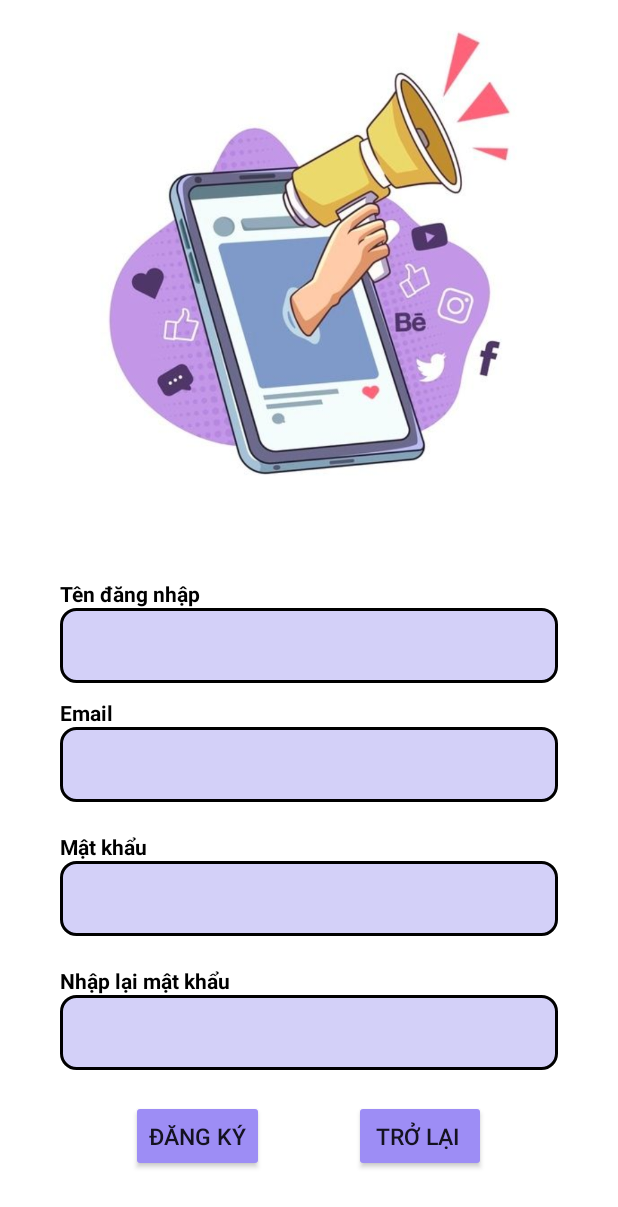
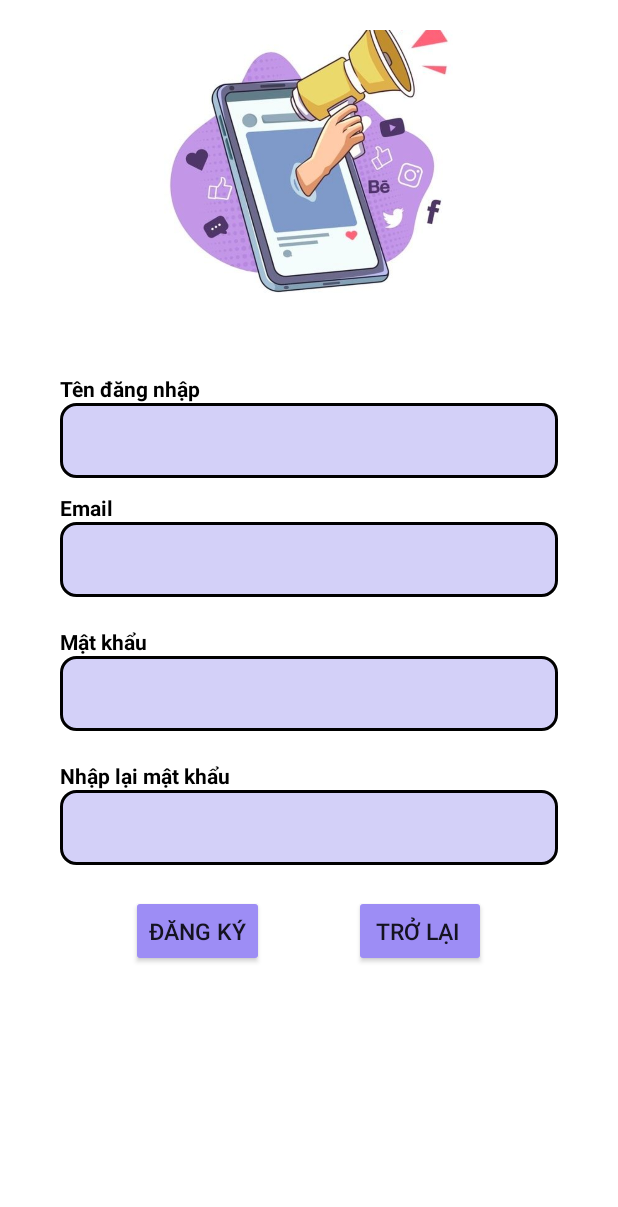
Before and after one commit to TienVinh03/Duan1_BeeMobile, an Android app: the DangKy screen opened directly, with no data from a screen before it, on a phone screen of 412 x 824 dp. Shown: the top 1207 px of the screen. Run offline under Robolectric (Android 15) with nearby library versions, the phone set to English and light mode, and no system bars.

Commit message:
edit layout register screen

```diff
--- a/app/src/main/res/layout/activity_dang_ky.xml
+++ b/app/src/main/res/layout/activity_dang_ky.xml
@@ -1,5 +1,5 @@
 <?xml version="1.0" encoding="utf-8"?>
-<LinearLayout xmlns:android="http://schemas.android.com/apk/res/android"
+<ScrollView xmlns:android="http://schemas.android.com/apk/res/android"
     xmlns:app="http://schemas.android.com/apk/res-auto"
     xmlns:tools="http://schemas.android.com/tools"
     android:layout_width="match_parent"
@@ -12,13 +12,18 @@
     tools:context=".DangKy">
 
 
+   <LinearLayout
+       android:layout_width="match_parent"
+       android:layout_height="wrap_content"
+       android:orientation="vertical">
+
+
        <ImageView
            android:id="@+id/imageView"
-        android:layout_width="715dp"
-        android:layout_height="374dp"
+           android:layout_width="wrap_content"
+           android:layout_height="259dp"
            android:layout_marginTop="-50dp"
            app:srcCompat="@drawable/free_vector___mobile_marketing_isometric_style" />
-
 
        <LinearLayout
            android:layout_width="match_parent"
@@ -138,6 +143,7 @@
            android:layout_width="wrap_content"
            android:layout_height="wrap_content"
            android:layout_marginTop="20dp"
+           android:layout_gravity="center_horizontal"
            android:orientation="horizontal">
 
 
@@ -161,6 +167,7 @@
 
 
        </LinearLayout>
+   </LinearLayout>
 
 
-</LinearLayout>
+</ScrollView>
```
Lines whose indentation alone changed are shown as unchanged.
